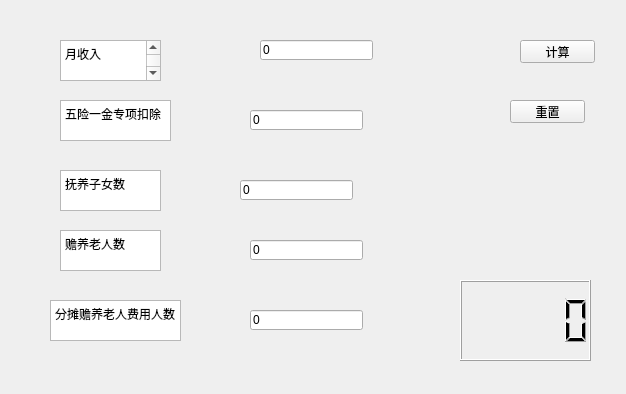
Old version of the form midlife2.ui in the repository LuoXubo/SUFE_Calculator.
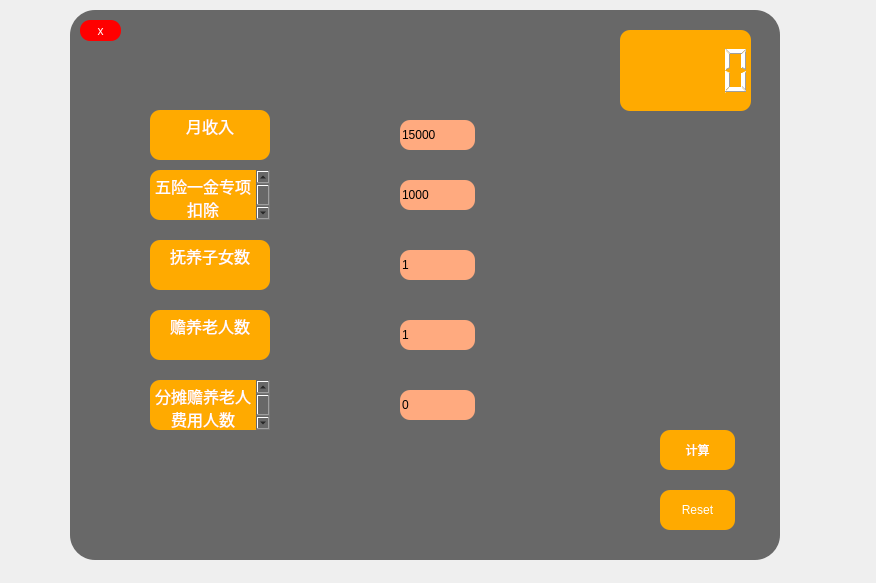
New version of the form.

```diff
--- a/midlife2.ui
+++ b/midlife2.ui
@@ -6,199 +6,308 @@
    <rect>
     <x>0</x>
     <y>0</y>
-    <width>626</width>
-    <height>394</height>
+    <width>876</width>
+    <height>583</height>
    </rect>
   </property>
   <property name="windowTitle">
    <string>个税计算器</string>
   </property>
-  <widget class="QTextBrowser" name="textBrowser">
+  <widget class="QWidget" name="widget" native="true">
    <property name="geometry">
     <rect>
-     <x>60</x>
-     <y>40</y>
-     <width>101</width>
-     <height>41</height>
+     <x>70</x>
+     <y>10</y>
+     <width>710</width>
+     <height>550</height>
     </rect>
    </property>
-   <property name="html">
-    <string>&lt;!DOCTYPE HTML PUBLIC &quot;-//W3C//DTD HTML 4.0//EN&quot; &quot;http://www.w3.org/TR/REC-html40/strict.dtd&quot;&gt;
+   <property name="styleSheet">
+    <string notr="true">background-color: rgb(104, 104, 104);
+border-radius: 25px;</string>
+   </property>
+   <widget class="QPushButton" name="close">
+    <property name="geometry">
+     <rect>
+      <x>10</x>
+      <y>10</y>
+      <width>41</width>
+      <height>21</height>
+     </rect>
+    </property>
+    <property name="styleSheet">
+     <string notr="true">background-color: rgb(255, 0, 0);
+color: rgb(255, 255, 255);
+border-radius: 10px; </string>
+    </property>
+    <property name="text">
+     <string>x</string>
+    </property>
+   </widget>
+   <widget class="QPushButton" name="ok">
+    <property name="geometry">
+     <rect>
+      <x>590</x>
+      <y>420</y>
+      <width>75</width>
+      <height>40</height>
+     </rect>
+    </property>
+    <property name="styleSheet">
+     <string notr="true">background-color: rgb(255, 170, 0);
+color: rgb(255, 255, 255);
+border-radius: 10px;
+font: 12pt &quot;楷体&quot;;</string>
+    </property>
+    <property name="text">
+     <string>计算</string>
+    </property>
+   </widget>
+   <widget class="QTextBrowser" name="textBrowser_4">
+    <property name="geometry">
+     <rect>
+      <x>80</x>
+      <y>300</y>
+      <width>120</width>
+      <height>50</height>
+     </rect>
+    </property>
+    <property name="styleSheet">
+     <string notr="true">background-color: rgb(255, 170, 0);
+color: rgb(255, 255, 255);
+border-radius: 10px;
+font: 9pt &quot;楷体&quot;;</string>
+    </property>
+    <property name="html">
+     <string>&lt;!DOCTYPE HTML PUBLIC &quot;-//W3C//DTD HTML 4.0//EN&quot; &quot;http://www.w3.org/TR/REC-html40/strict.dtd&quot;&gt;
 &lt;html&gt;&lt;head&gt;&lt;meta name=&quot;qrichtext&quot; content=&quot;1&quot; /&gt;&lt;style type=&quot;text/css&quot;&gt;
 p, li { white-space: pre-wrap; }
-&lt;/style&gt;&lt;/head&gt;&lt;body style=&quot; font-family:'SimSun'; font-size:9pt; font-weight:400; font-style:normal;&quot;&gt;
-&lt;p style=&quot; margin-top:0px; margin-bottom:0px; margin-left:0px; margin-right:0px; -qt-block-indent:0; text-indent:0px;&quot;&gt;月收入&lt;/p&gt;
-&lt;p style=&quot;-qt-paragraph-type:empty; margin-top:0px; margin-bottom:0px; margin-left:0px; margin-right:0px; -qt-block-indent:0; text-indent:0px;&quot;&gt;&lt;br /&gt;&lt;/p&gt;&lt;/body&gt;&lt;/html&gt;</string>
-   </property>
-  </widget>
-  <widget class="QTextBrowser" name="textBrowser_2">
-   <property name="geometry">
-    <rect>
-     <x>60</x>
-     <y>100</y>
-     <width>111</width>
-     <height>41</height>
-    </rect>
-   </property>
-   <property name="html">
-    <string>&lt;!DOCTYPE HTML PUBLIC &quot;-//W3C//DTD HTML 4.0//EN&quot; &quot;http://www.w3.org/TR/REC-html40/strict.dtd&quot;&gt;
+&lt;/style&gt;&lt;/head&gt;&lt;body style=&quot; font-family:'楷体'; font-size:9pt; font-weight:400; font-style:normal;&quot;&gt;
+&lt;p align=&quot;center&quot; style=&quot; margin-top:0px; margin-bottom:0px; margin-left:0px; margin-right:0px; -qt-block-indent:0; text-indent:0px;&quot;&gt;&lt;span style=&quot; font-family:'SimSun'; font-size:12pt;&quot;&gt;赡养老人数&lt;/span&gt;&lt;/p&gt;&lt;/body&gt;&lt;/html&gt;</string>
+    </property>
+   </widget>
+   <widget class="QLCDNumber" name="lcd">
+    <property name="geometry">
+     <rect>
+      <x>550</x>
+      <y>20</y>
+      <width>131</width>
+      <height>81</height>
+     </rect>
+    </property>
+    <property name="styleSheet">
+     <string notr="true">background-color: rgb(255, 170, 0);
+color: rgb(255, 255, 255);
+border-radius: 10px;</string>
+    </property>
+   </widget>
+   <widget class="QLineEdit" name="children">
+    <property name="geometry">
+     <rect>
+      <x>330</x>
+      <y>240</y>
+      <width>75</width>
+      <height>30</height>
+     </rect>
+    </property>
+    <property name="styleSheet">
+     <string notr="true">background-color: rgb(255, 170, 127);
+color: rgb(0, 0, 0);
+border-radius: 10px;
+font: 75 12pt &quot;Agency FB&quot;;</string>
+    </property>
+    <property name="text">
+     <string>1</string>
+    </property>
+   </widget>
+   <widget class="QTextBrowser" name="textBrowser_3">
+    <property name="geometry">
+     <rect>
+      <x>80</x>
+      <y>230</y>
+      <width>120</width>
+      <height>50</height>
+     </rect>
+    </property>
+    <property name="styleSheet">
+     <string notr="true">background-color: rgb(255, 170, 0);
+color: rgb(255, 255, 255);
+border-radius: 10px;
+font: 9pt &quot;楷体&quot;;</string>
+    </property>
+    <property name="html">
+     <string>&lt;!DOCTYPE HTML PUBLIC &quot;-//W3C//DTD HTML 4.0//EN&quot; &quot;http://www.w3.org/TR/REC-html40/strict.dtd&quot;&gt;
 &lt;html&gt;&lt;head&gt;&lt;meta name=&quot;qrichtext&quot; content=&quot;1&quot; /&gt;&lt;style type=&quot;text/css&quot;&gt;
 p, li { white-space: pre-wrap; }
-&lt;/style&gt;&lt;/head&gt;&lt;body style=&quot; font-family:'SimSun'; font-size:9pt; font-weight:400; font-style:normal;&quot;&gt;
-&lt;p style=&quot; margin-top:0px; margin-bottom:0px; margin-left:0px; margin-right:0px; -qt-block-indent:0; text-indent:0px;&quot;&gt;五险一金专项扣除&lt;/p&gt;&lt;/body&gt;&lt;/html&gt;</string>
-   </property>
-  </widget>
-  <widget class="QTextBrowser" name="textBrowser_3">
-   <property name="geometry">
-    <rect>
-     <x>60</x>
-     <y>170</y>
-     <width>101</width>
-     <height>41</height>
-    </rect>
-   </property>
-   <property name="html">
-    <string>&lt;!DOCTYPE HTML PUBLIC &quot;-//W3C//DTD HTML 4.0//EN&quot; &quot;http://www.w3.org/TR/REC-html40/strict.dtd&quot;&gt;
+&lt;/style&gt;&lt;/head&gt;&lt;body style=&quot; font-family:'楷体'; font-size:9pt; font-weight:400; font-style:normal;&quot;&gt;
+&lt;p align=&quot;center&quot; style=&quot; margin-top:0px; margin-bottom:0px; margin-left:0px; margin-right:0px; -qt-block-indent:0; text-indent:0px;&quot;&gt;&lt;span style=&quot; font-family:'SimSun'; font-size:12pt;&quot;&gt;抚养子女数&lt;/span&gt;&lt;/p&gt;&lt;/body&gt;&lt;/html&gt;</string>
+    </property>
+   </widget>
+   <widget class="QTextBrowser" name="textBrowser_5">
+    <property name="geometry">
+     <rect>
+      <x>80</x>
+      <y>370</y>
+      <width>120</width>
+      <height>50</height>
+     </rect>
+    </property>
+    <property name="styleSheet">
+     <string notr="true">background-color: rgb(255, 170, 0);
+color: rgb(255, 255, 255);
+border-radius: 10px;
+font: 9pt &quot;楷体&quot;;</string>
+    </property>
+    <property name="html">
+     <string>&lt;!DOCTYPE HTML PUBLIC &quot;-//W3C//DTD HTML 4.0//EN&quot; &quot;http://www.w3.org/TR/REC-html40/strict.dtd&quot;&gt;
 &lt;html&gt;&lt;head&gt;&lt;meta name=&quot;qrichtext&quot; content=&quot;1&quot; /&gt;&lt;style type=&quot;text/css&quot;&gt;
 p, li { white-space: pre-wrap; }
-&lt;/style&gt;&lt;/head&gt;&lt;body style=&quot; font-family:'SimSun'; font-size:9pt; font-weight:400; font-style:normal;&quot;&gt;
-&lt;p style=&quot; margin-top:0px; margin-bottom:0px; margin-left:0px; margin-right:0px; -qt-block-indent:0; text-indent:0px;&quot;&gt;抚养子女数&lt;/p&gt;&lt;/body&gt;&lt;/html&gt;</string>
-   </property>
-  </widget>
-  <widget class="QTextBrowser" name="textBrowser_4">
-   <property name="geometry">
-    <rect>
-     <x>60</x>
-     <y>230</y>
-     <width>101</width>
-     <height>41</height>
-    </rect>
-   </property>
-   <property name="html">
-    <string>&lt;!DOCTYPE HTML PUBLIC &quot;-//W3C//DTD HTML 4.0//EN&quot; &quot;http://www.w3.org/TR/REC-html40/strict.dtd&quot;&gt;
+&lt;/style&gt;&lt;/head&gt;&lt;body style=&quot; font-family:'楷体'; font-size:9pt; font-weight:400; font-style:normal;&quot;&gt;
+&lt;p align=&quot;center&quot; style=&quot; margin-top:0px; margin-bottom:0px; margin-left:0px; margin-right:0px; -qt-block-indent:0; text-indent:0px;&quot;&gt;&lt;span style=&quot; font-family:'SimSun'; font-size:12pt;&quot;&gt;分摊赡养老人费用人数&lt;/span&gt;&lt;/p&gt;&lt;/body&gt;&lt;/html&gt;</string>
+    </property>
+   </widget>
+   <widget class="QLineEdit" name="divide">
+    <property name="geometry">
+     <rect>
+      <x>330</x>
+      <y>380</y>
+      <width>75</width>
+      <height>30</height>
+     </rect>
+    </property>
+    <property name="styleSheet">
+     <string notr="true">background-color: rgb(255, 170, 127);
+color: rgb(0, 0, 0);
+border-radius: 10px;
+font: 75 12pt &quot;Agency FB&quot;;</string>
+    </property>
+    <property name="text">
+     <string>0</string>
+    </property>
+   </widget>
+   <widget class="QLineEdit" name="olds">
+    <property name="geometry">
+     <rect>
+      <x>330</x>
+      <y>310</y>
+      <width>75</width>
+      <height>30</height>
+     </rect>
+    </property>
+    <property name="styleSheet">
+     <string notr="true">background-color: rgb(255, 170, 127);
+color: rgb(0, 0, 0);
+border-radius: 10px;
+font: 75 12pt &quot;Agency FB&quot;;</string>
+    </property>
+    <property name="text">
+     <string>1</string>
+    </property>
+   </widget>
+   <widget class="QTextBrowser" name="textBrowser_2">
+    <property name="geometry">
+     <rect>
+      <x>80</x>
+      <y>160</y>
+      <width>120</width>
+      <height>50</height>
+     </rect>
+    </property>
+    <property name="styleSheet">
+     <string notr="true">background-color: rgb(255, 170, 0);
+color: rgb(255, 255, 255);
+border-radius: 10px;
+font: 9pt &quot;楷体&quot;;</string>
+    </property>
+    <property name="html">
+     <string>&lt;!DOCTYPE HTML PUBLIC &quot;-//W3C//DTD HTML 4.0//EN&quot; &quot;http://www.w3.org/TR/REC-html40/strict.dtd&quot;&gt;
 &lt;html&gt;&lt;head&gt;&lt;meta name=&quot;qrichtext&quot; content=&quot;1&quot; /&gt;&lt;style type=&quot;text/css&quot;&gt;
 p, li { white-space: pre-wrap; }
-&lt;/style&gt;&lt;/head&gt;&lt;body style=&quot; font-family:'SimSun'; font-size:9pt; font-weight:400; font-style:normal;&quot;&gt;
-&lt;p style=&quot; margin-top:0px; margin-bottom:0px; margin-left:0px; margin-right:0px; -qt-block-indent:0; text-indent:0px;&quot;&gt;赡养老人数&lt;/p&gt;&lt;/body&gt;&lt;/html&gt;</string>
-   </property>
-  </widget>
-  <widget class="QLineEdit" name="salary">
-   <property name="geometry">
-    <rect>
-     <x>260</x>
-     <y>40</y>
-     <width>113</width>
-     <height>20</height>
-    </rect>
-   </property>
-   <property name="text">
-    <string>0</string>
-   </property>
-  </widget>
-  <widget class="QLineEdit" name="minus">
-   <property name="geometry">
-    <rect>
-     <x>250</x>
-     <y>110</y>
-     <width>113</width>
-     <height>20</height>
-    </rect>
-   </property>
-   <property name="text">
-    <string>0</string>
-   </property>
-  </widget>
-  <widget class="QLineEdit" name="children">
-   <property name="geometry">
-    <rect>
-     <x>240</x>
-     <y>180</y>
-     <width>113</width>
-     <height>20</height>
-    </rect>
-   </property>
-   <property name="text">
-    <string>0</string>
-   </property>
-  </widget>
-  <widget class="QLineEdit" name="olds">
-   <property name="geometry">
-    <rect>
-     <x>250</x>
-     <y>240</y>
-     <width>113</width>
-     <height>20</height>
-    </rect>
-   </property>
-   <property name="text">
-    <string>0</string>
-   </property>
-  </widget>
-  <widget class="QPushButton" name="ok">
-   <property name="geometry">
-    <rect>
-     <x>520</x>
-     <y>40</y>
-     <width>75</width>
-     <height>23</height>
-    </rect>
-   </property>
-   <property name="text">
-    <string>计算</string>
-   </property>
-  </widget>
-  <widget class="QLCDNumber" name="lcd">
-   <property name="geometry">
-    <rect>
-     <x>460</x>
-     <y>280</y>
-     <width>131</width>
-     <height>81</height>
-    </rect>
-   </property>
-  </widget>
-  <widget class="QTextBrowser" name="textBrowser_5">
-   <property name="geometry">
-    <rect>
-     <x>50</x>
-     <y>300</y>
-     <width>131</width>
-     <height>41</height>
-    </rect>
-   </property>
-   <property name="html">
-    <string>&lt;!DOCTYPE HTML PUBLIC &quot;-//W3C//DTD HTML 4.0//EN&quot; &quot;http://www.w3.org/TR/REC-html40/strict.dtd&quot;&gt;
+&lt;/style&gt;&lt;/head&gt;&lt;body style=&quot; font-family:'楷体'; font-size:9pt; font-weight:400; font-style:normal;&quot;&gt;
+&lt;p align=&quot;center&quot; style=&quot; margin-top:0px; margin-bottom:0px; margin-left:0px; margin-right:0px; -qt-block-indent:0; text-indent:0px;&quot;&gt;&lt;span style=&quot; font-family:'SimSun'; font-size:12pt;&quot;&gt;五险一金专项扣除&lt;/span&gt;&lt;/p&gt;&lt;/body&gt;&lt;/html&gt;</string>
+    </property>
+   </widget>
+   <widget class="QTextBrowser" name="textBrowser">
+    <property name="geometry">
+     <rect>
+      <x>80</x>
+      <y>100</y>
+      <width>120</width>
+      <height>50</height>
+     </rect>
+    </property>
+    <property name="styleSheet">
+     <string notr="true">background-color: rgb(255, 170, 0);
+color: rgb(255, 255, 255);
+border-radius: 10px;
+</string>
+    </property>
+    <property name="html">
+     <string>&lt;!DOCTYPE HTML PUBLIC &quot;-//W3C//DTD HTML 4.0//EN&quot; &quot;http://www.w3.org/TR/REC-html40/strict.dtd&quot;&gt;
 &lt;html&gt;&lt;head&gt;&lt;meta name=&quot;qrichtext&quot; content=&quot;1&quot; /&gt;&lt;style type=&quot;text/css&quot;&gt;
 p, li { white-space: pre-wrap; }
 &lt;/style&gt;&lt;/head&gt;&lt;body style=&quot; font-family:'SimSun'; font-size:9pt; font-weight:400; font-style:normal;&quot;&gt;
-&lt;p style=&quot; margin-top:0px; margin-bottom:0px; margin-left:0px; margin-right:0px; -qt-block-indent:0; text-indent:0px;&quot;&gt;分摊赡养老人费用人数&lt;/p&gt;&lt;/body&gt;&lt;/html&gt;</string>
-   </property>
-  </widget>
-  <widget class="QLineEdit" name="divide">
-   <property name="geometry">
-    <rect>
-     <x>250</x>
-     <y>310</y>
-     <width>113</width>
-     <height>20</height>
-    </rect>
-   </property>
-   <property name="text">
-    <string>0</string>
-   </property>
-  </widget>
-  <widget class="QPushButton" name="reset">
-   <property name="geometry">
-    <rect>
-     <x>510</x>
-     <y>100</y>
-     <width>75</width>
-     <height>23</height>
-    </rect>
-   </property>
-   <property name="text">
-    <string>重置</string>
-   </property>
+&lt;p align=&quot;center&quot; style=&quot; margin-top:0px; margin-bottom:0px; margin-left:0px; margin-right:0px; -qt-block-indent:0; text-indent:0px;&quot;&gt;&lt;span style=&quot; font-size:12pt;&quot;&gt;月收入&lt;/span&gt;&lt;/p&gt;
+&lt;p align=&quot;center&quot; style=&quot;-qt-paragraph-type:empty; margin-top:0px; margin-bottom:0px; margin-left:0px; margin-right:0px; -qt-block-indent:0; text-indent:0px;&quot;&gt;&lt;br /&gt;&lt;/p&gt;&lt;/body&gt;&lt;/html&gt;</string>
+    </property>
+   </widget>
+   <widget class="QLineEdit" name="salary">
+    <property name="geometry">
+     <rect>
+      <x>330</x>
+      <y>110</y>
+      <width>75</width>
+      <height>30</height>
+     </rect>
+    </property>
+    <property name="styleSheet">
+     <string notr="true">background-color: rgb(255, 170, 127);
+color: rgb(0, 0, 0);
+border-radius: 10px;
+font: 75 12pt &quot;Agency FB&quot;;</string>
+    </property>
+    <property name="text">
+     <string>15000</string>
+    </property>
+   </widget>
+   <widget class="QLineEdit" name="minus">
+    <property name="geometry">
+     <rect>
+      <x>330</x>
+      <y>170</y>
+      <width>75</width>
+      <height>30</height>
+     </rect>
+    </property>
+    <property name="styleSheet">
+     <string notr="true">background-color: rgb(255, 170, 127);
+color: rgb(0, 0, 0);
+border-radius: 10px;
+font: 75 12pt &quot;Agency FB&quot;;</string>
+    </property>
+    <property name="text">
+     <string>1000</string>
+    </property>
+   </widget>
+   <widget class="QPushButton" name="reset">
+    <property name="geometry">
+     <rect>
+      <x>590</x>
+      <y>480</y>
+      <width>75</width>
+      <height>40</height>
+     </rect>
+    </property>
+    <property name="styleSheet">
+     <string notr="true">background-color: rgb(255, 170, 0);
+color: rgb(255, 255, 255);
+border-radius: 10px;
+font: 12pt &quot;楷体&quot;;</string>
+    </property>
+    <property name="text">
+     <string>Reset</string>
+    </property>
+   </widget>
   </widget>
  </widget>
  <resources/>
```
